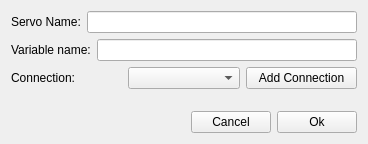
The window that control/client/createvarmonitorwidget.ui (greghaynes/pdx-rov) describes before a commit, drawn with Qt 5.
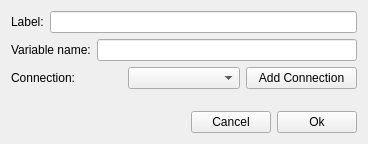
The same window after the commit.

Patch:
```diff
--- a/control/client/createvarmonitorwidget.ui
+++ b/control/client/createvarmonitorwidget.ui
@@ -19,7 +19,7 @@
      <item>
       <widget class="QLabel" name="label_3">
        <property name="text">
-        <string>Servo Name:</string>
+        <string>Label:</string>
        </property>
       </widget>
      </item>
```
